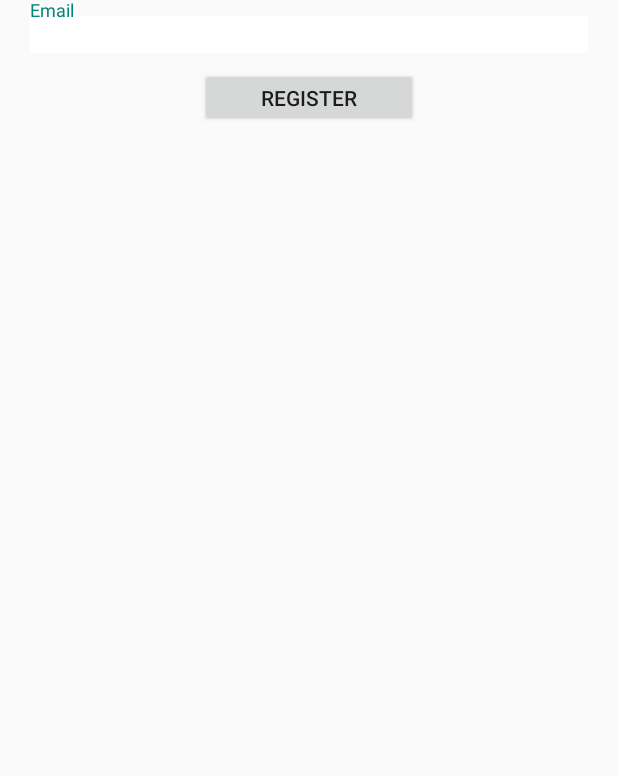
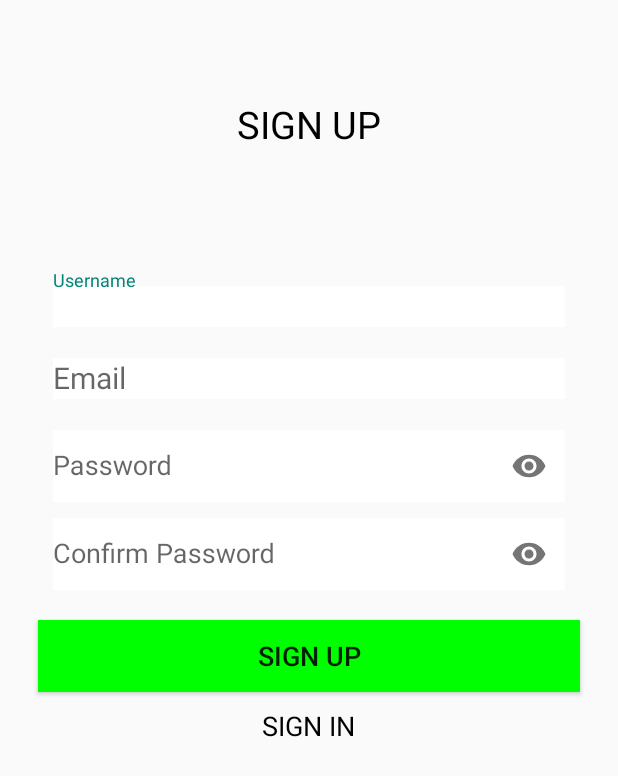
Before and after one commit to RifqiWasntHere/kucing-fintrack-android, an Android app: the RegisterActivity screen opened directly, with no data from a screen before it, on a phone screen of 412 x 824 dp. Shown: the top 776 px of the screen. Run offline under Robolectric (Android 15) with nearby library versions, the phone set to English and light mode, and no system bars.

Commit message:
Updated Layout "Register"  Updated function"preview" make intents to Register Page

```diff
--- a/app/src/main/java/com/example/kupengfinance/PreviewLoginActivity.java
+++ b/app/src/main/java/com/example/kupengfinance/PreviewLoginActivity.java
@@ -8,7 +8,7 @@ import android.view.View;
 import android.widget.Button;
 
 public class PreviewLoginActivity extends AppCompatActivity {
-    Button tosign;
+    Button tosign,toregist;
 
     @Override
     protected void onCreate(Bundle savedInstanceState) {
@@ -16,6 +16,7 @@ public class PreviewLoginActivity extends AppCompatActivity {
         setContentView(R.layout.activity_preview_login);
 
         tosign = (Button) findViewById(R.id.btntosign);
+        toregist = (Button) findViewById(R.id.btntoregist);
 
         tosign.setOnClickListener(new View.OnClickListener() {
             @Override
@@ -24,5 +25,12 @@ public class PreviewLoginActivity extends AppCompatActivity {
                 startActivity(loginIntent);
             }
         });
+        toregist.setOnClickListener(new View.OnClickListener() {
+            @Override
+            public void onClick(View view) {
+                Intent loginIntent = new Intent(PreviewLoginActivity.this, RegisterActivity .class);
+                startActivity(loginIntent);
+            }
+        });
 }
 }
--- a/app/src/main/res/layout/activity_register.xml
+++ b/app/src/main/res/layout/activity_register.xml
@@ -7,25 +7,96 @@
     tools:context=".RegisterActivity"
     android:orientation="vertical">
 
+    <androidx.appcompat.widget.LinearLayoutCompat
+        android:padding="15dp"
+        android:orientation="vertical"
+        android:layout_width="match_parent"
+        android:layout_height="wrap_content">
+        <TextView
+            android:layout_width="wrap_content"
+            android:layout_height="match_parent"
+            android:text="SIGN UP"
+            android:layout_gravity="center"
+            android:textSize="25dp"
+            android:textColor="@color/black"
+            android:paddingTop="50dp"
+            android:paddingBottom="80dp"/>
         <com.google.android.material.textfield.TextInputLayout
             android:layout_width="match_parent"
             android:layout_height="wrap_content"
             android:paddingBottom="10dp">
             <com.google.android.material.textfield.TextInputEditText
                 android:background="@color/white"
-            android:id="@+id/registemail"
+                android:id="@+id/Rusername"
+                android:hint="Username"
+                android:layout_width="match_parent"
+                android:layout_height="wrap_content"
+                android:layout_marginLeft="20dp"
+                android:layout_marginRight="20dp"
+                android:textSize="20dp"/>
+        </com.google.android.material.textfield.TextInputLayout>
+        <com.google.android.material.textfield.TextInputLayout
+            android:layout_width="match_parent"
+            android:layout_height="wrap_content"
+            android:paddingBottom="10dp">
+            <com.google.android.material.textfield.TextInputEditText
+                android:background="@color/white"
+                android:id="@+id/Remail"
                 android:hint="Email"
                 android:layout_width="match_parent"
                 android:layout_height="wrap_content"
                 android:layout_marginLeft="20dp"
+                android:layout_marginRight="20dp"
+                android:textSize="20dp"/>
+        </com.google.android.material.textfield.TextInputLayout>
+
+        <com.google.android.material.textfield.TextInputLayout
+            android:layout_width="match_parent"
+            android:layout_height="wrap_content"
+            app:passwordToggleEnabled="true">
+            <com.google.android.material.textfield.TextInputEditText
+                android:id="@+id/Rpassword"
+                android:layout_width="match_parent"
+                android:layout_height="wrap_content"
+                android:background="@color/white"
+                android:hint="Password"
+                android:inputType="textPassword"
+                android:layout_marginLeft="20dp"
                 android:layout_marginRight="20dp"/>
         </com.google.android.material.textfield.TextInputLayout>
-
+        <com.google.android.material.textfield.TextInputLayout
+            android:layout_width="match_parent"
+            android:layout_height="wrap_content"
+            app:passwordToggleEnabled="true"
+            android:paddingBottom="10dp">
+            <com.google.android.material.textfield.TextInputEditText
+                android:id="@+id/Repassword"
+                android:layout_width="match_parent"
+                android:layout_height="wrap_content"
+                android:background="@color/white"
+                android:hint="Confirm Password"
+                android:inputType="textPassword"
+                android:layout_marginLeft="20dp"
+                android:layout_marginRight="20dp" />
+        </com.google.android.material.textfield.TextInputLayout>
         <Button
-        android:id="@+id/button2"
-        android:layout_width="145dp"
-        android:layout_height="39dp"
-        android:text="Register"
-        android:layout_gravity="center"/>
+            android:id="@+id/signup"
+            android:layout_width="match_parent"
+            android:layout_height="match_parent"
+            android:layout_marginLeft="5dp"
+            android:text="sign up"
+            android:layout_alignParentTop="true"
+            android:layout_margin="10dp"
+            android:textSize="18sp"
+            android:background="#00FF00"/>
+        <TextView
+            android:layout_width="wrap_content"
+            android:layout_height="match_parent"
+            android:text="SIGN IN"
+            android:layout_gravity="center"
+            android:textSize="18sp"
+            android:textColor="@color/black"
+            android:id="@+id/tosignin"/>
+    </androidx.appcompat.widget.LinearLayoutCompat>
 
 </androidx.appcompat.widget.LinearLayoutCompat>
```
Lines whose indentation alone changed are shown as unchanged.
